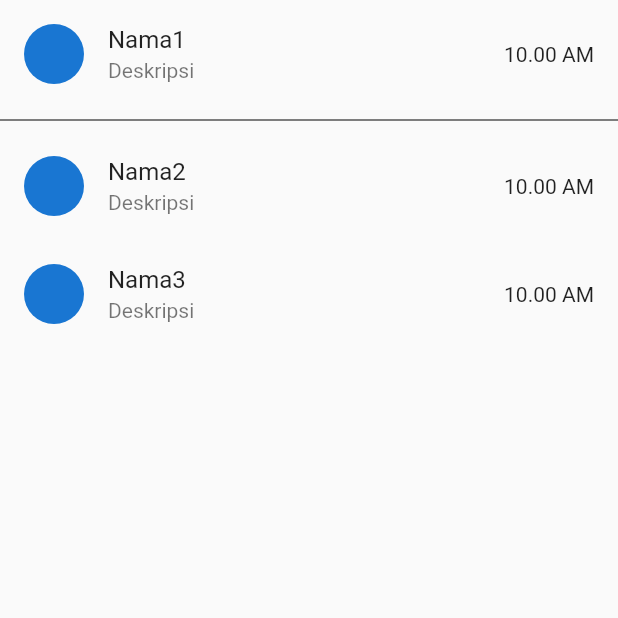
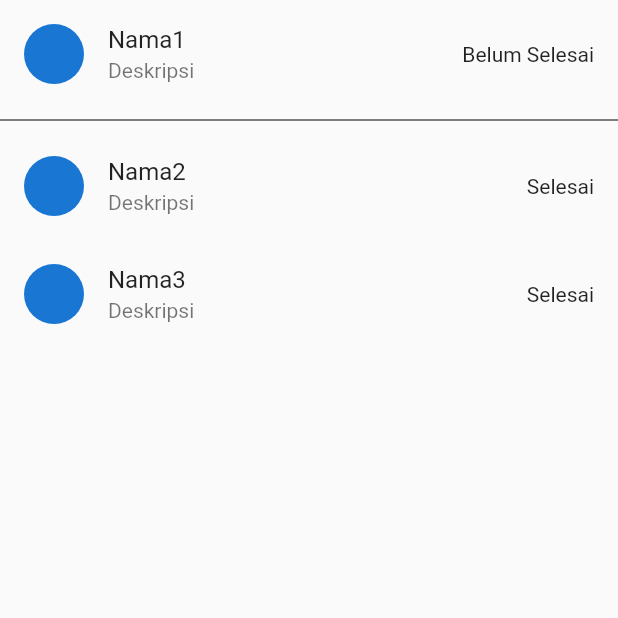
Before and after one commit to MuhammadAkbar11191047/Laundry-Kita, a Flutter app: the Status screen opened directly, on a phone screen of 412 x 824 dp, the top half of it. Run offline on Flutter 3.47's test engine with Material 2 defaults, Android fonts, the phone set to English and light mode, and no system bars; our stand-ins replace google_maps_flutter; missing offline and left inert: dart:html.

Commit message:
Update status.dart

```diff
--- a/lib/status.dart
+++ b/lib/status.dart
@@ -15,7 +15,7 @@ class Status extends StatelessWidget {
               leading: CircleAvatar(),
               title: Text("Nama1"),
               subtitle: Text("Deskripsi"),
-              trailing: Text("10.00 AM"),
+              trailing: Text("Belum Selesai"),
               onTap: () {},
             ),
             Divider(
@@ -25,14 +25,14 @@ class Status extends StatelessWidget {
               leading: CircleAvatar(),
               title: Text("Nama2"),
               subtitle: Text("Deskripsi"),
-              trailing: Text("10.00 AM"),
+              trailing: Text("Selesai"),
               onTap: () {},
             ),
             ListTile(
               leading: CircleAvatar(),
               title: Text("Nama3"),
               subtitle: Text("Deskripsi"),
-              trailing: Text("10.00 AM"),
+              trailing: Text("Selesai"),
               onTap: () {},
             )
           ],
```
